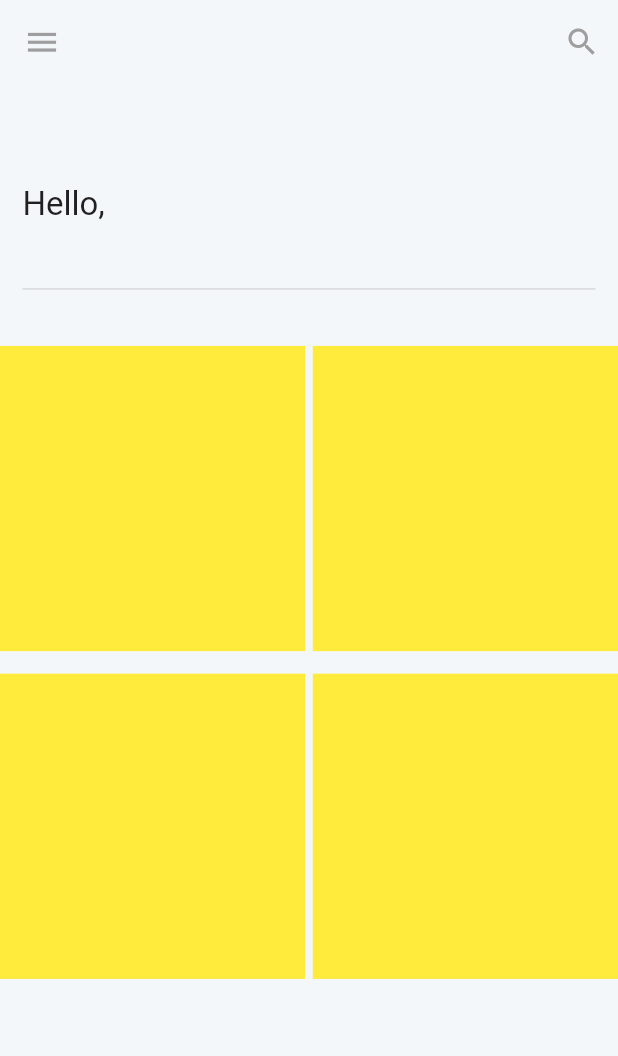
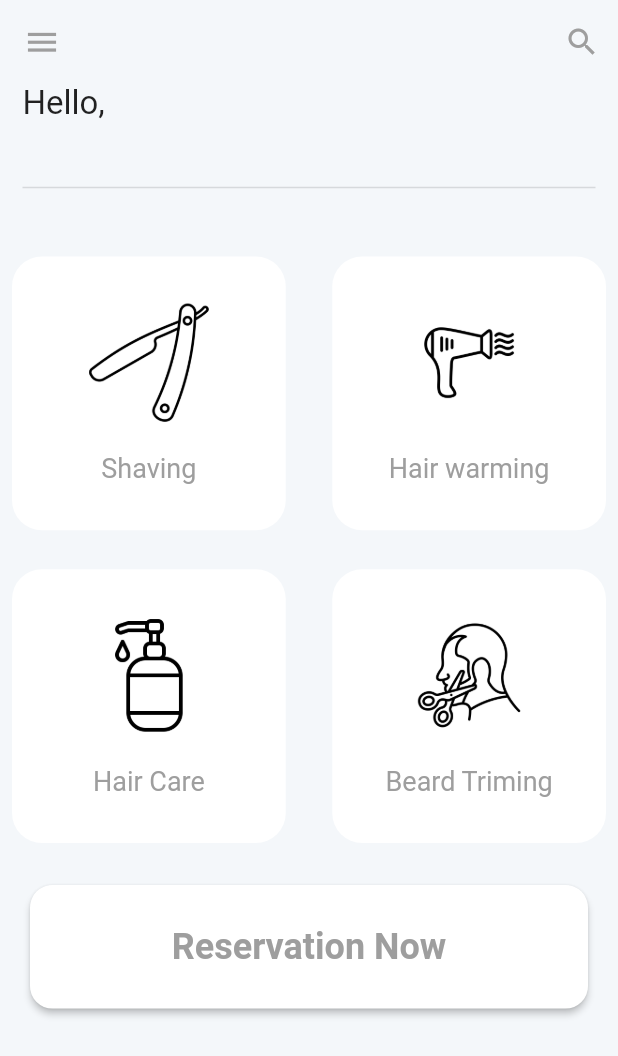
Before and after one commit to mc100p/Universal-haircutz, a Flutter app: the MyHomePage screen opened by its route, on a phone screen of 412 x 824 dp. Shown: the top 1056 px of the screen. Run offline on Flutter 3.47's test engine with Material 2 defaults, Android fonts, the phone set to English and light mode, and no system bars; our stand-ins replace cloud_firestore, firebase_auth, firebase_core, firebase_messaging, form_field_validator, shared_preferences; missing offline and left inert: email_auth; accounts and stored records are empty; Roboto replaces fonts that are missing (Arial).

Commit message:
Homepage Ui

```diff
--- a/lib/main.dart
+++ b/lib/main.dart
@@ -6,7 +6,6 @@ import 'package:shared_preferences/shared_preferences.dart';
 import 'package:universalhaircutz/pages/AdminHomePage.dart';
 import 'package:universalhaircutz/pages/Welcome.dart';
 import 'package:universalhaircutz/pages/homepage.dart';
-import 'package:universalhaircutz/pages/login.dart';
 import 'package:universalhaircutz/utils/provider.dart';
 import 'package:universalhaircutz/utils/routes.dart';
 import 'package:provider/provider.dart';
--- a/lib/pages/Welcome.dart
+++ b/lib/pages/Welcome.dart
@@ -82,10 +82,8 @@ class _WelcomeState extends State<Welcome> with TickerProviderStateMixin {
                           width: 1.0,
                         ),
                       ),
-
                       SizedBox(
                           height: MediaQuery.of(context).size.height * 0.10),
-                      // SizedBox(height: MediaQuery.of(context).size.height / 3),
                       SizedBox(
                         height: MediaQuery.of(context).size.height / 10,
                         width: MediaQuery.of(context).size.width - 50,
--- a/lib/pages/homepage.dart
+++ b/lib/pages/homepage.dart
@@ -32,8 +32,8 @@ class _MyHomePageState extends State<MyHomePage> {
           ),
         ),
       ),
-      extendBodyBehindAppBar: true,
-      extendBody: true,
+      // extendBodyBehindAppBar: true,
+      // extendBody: true,
       appBar: AppBar(
         backgroundColor: Colors.transparent,
         elevation: 0.0,
@@ -72,7 +72,6 @@ class _MyHomePageState extends State<MyHomePage> {
                         padding: const EdgeInsets.symmetric(horizontal: 15.0),
                         child: Column(
                           children: [
-                            SizedBox(height: size.height * 0.15),
                             Column(
                               children: [
                                 Row(
@@ -109,30 +108,42 @@ class _MyHomePageState extends State<MyHomePage> {
                     ),
                     SliverGrid.count(
                       crossAxisCount: 2,
-                      mainAxisSpacing: 15.0,
-                      crossAxisSpacing: 5,
+                      mainAxisSpacing: 10.0,
+                      crossAxisSpacing: 15,
                       children: [
-                        Container(
-                          height: 50,
-                          width: 50,
-                          color: Colors.yellow,
+                        containerService('images/razor.png', 'Shaving'),
+                        containerService(
+                            'images/blow-dryer.png', 'Hair warming'),
+                        containerService('images/shower.png', 'Hair Care'),
+                        containerService(
+                            'images/beard-trimming.png', 'Beard Triming'),
+                      ],
+                    ),
+                    SliverPadding(
+                      padding: const EdgeInsets.only(top: 20),
+                    ),
+                    SliverToBoxAdapter(
+                      child: Padding(
+                        padding: const EdgeInsets.symmetric(horizontal: 20.0),
+                        child: SizedBox(
+                          height: MediaQuery.of(context).size.height / 10,
+                          child: MaterialButton(
+                            shape: RoundedRectangleBorder(
+                              borderRadius: BorderRadius.circular(15),
+                            ),
+                            color: Theme.of(context).cardColor,
+                            onPressed: () {},
+                            child: Text(
+                              'Reservation Now',
+                              style: TextStyle(
+                                fontSize: 24.0,
+                                fontWeight: FontWeight.w600,
+                                color: Colors.grey,
+                              ),
+                            ),
+                          ),
                         ),
-                        Container(
-                          height: 50,
-                          width: 50,
-                          color: Colors.yellow,
-                        ),
-                        Container(
-                          height: 50,
-                          width: 50,
-                          color: Colors.yellow,
-                        ),
-                        Container(
-                          height: 50,
-                          width: 50,
-                          color: Colors.yellow,
-                        )
-                      ],
+                      ),
                     ),
                     SliverPadding(
                       padding: const EdgeInsets.only(top: 50),
@@ -148,4 +159,33 @@ class _MyHomePageState extends State<MyHomePage> {
       ),
     );
   }
+
+  Widget containerService(String image, String text) {
+    return Padding(
+      padding: const EdgeInsets.symmetric(horizontal: 8.0, vertical: 8.0),
+      child: Container(
+        decoration: BoxDecoration(
+          color: Theme.of(context).cardColor,
+          borderRadius: BorderRadius.circular(20),
+        ),
+        height: 20,
+        width: 20,
+        child: Column(
+          mainAxisAlignment: MainAxisAlignment.center,
+          children: [
+            Image(
+              image: AssetImage('$image'),
+              height: 80,
+              width: 80,
+            ),
+            SizedBox(height: 20),
+            Text(
+              '$text',
+              style: TextStyle(color: Colors.grey, fontSize: 18.0),
+            ),
+          ],
+        ),
+      ),
+    );
+  }
 }
--- /dev/null
+++ b/lib/pages/shaving.dart
@@ -0,0 +1,8 @@
+import 'package:flutter/material.dart';
+
+class Shaving extends StatelessWidget {
+  @override
+  Widget build(BuildContext context) {
+    return Scaffold();
+  }
+}
--- a/lib/utils/theme.dart
+++ b/lib/utils/theme.dart
@@ -14,6 +14,8 @@ class ThemeProvider extends ChangeNotifier {
 
 class MyThemes {
   static final darkTheme = ThemeData(
+    inputDecorationTheme:
+        InputDecorationTheme(labelStyle: TextStyle(color: Colors.grey)),
     scaffoldBackgroundColor: Colors.grey.shade900,
     colorScheme: ColorScheme.dark(
       primary: Color(0xFFFC9900),
@@ -51,6 +53,8 @@ class MyThemes {
   );
 
   static final lightTheme = ThemeData(
+    inputDecorationTheme:
+        InputDecorationTheme(labelStyle: TextStyle(color: Colors.grey)),
     scaffoldBackgroundColor: Color(0xFFF4F7FA),
     colorScheme: ColorScheme.light(
       primary: Color(0xFFFC9900),
```
Also changed, not shown: images/beard-trimming.png (added), images/blow-dryer.png (added), images/razor.png (added), images/shower.png (added).
